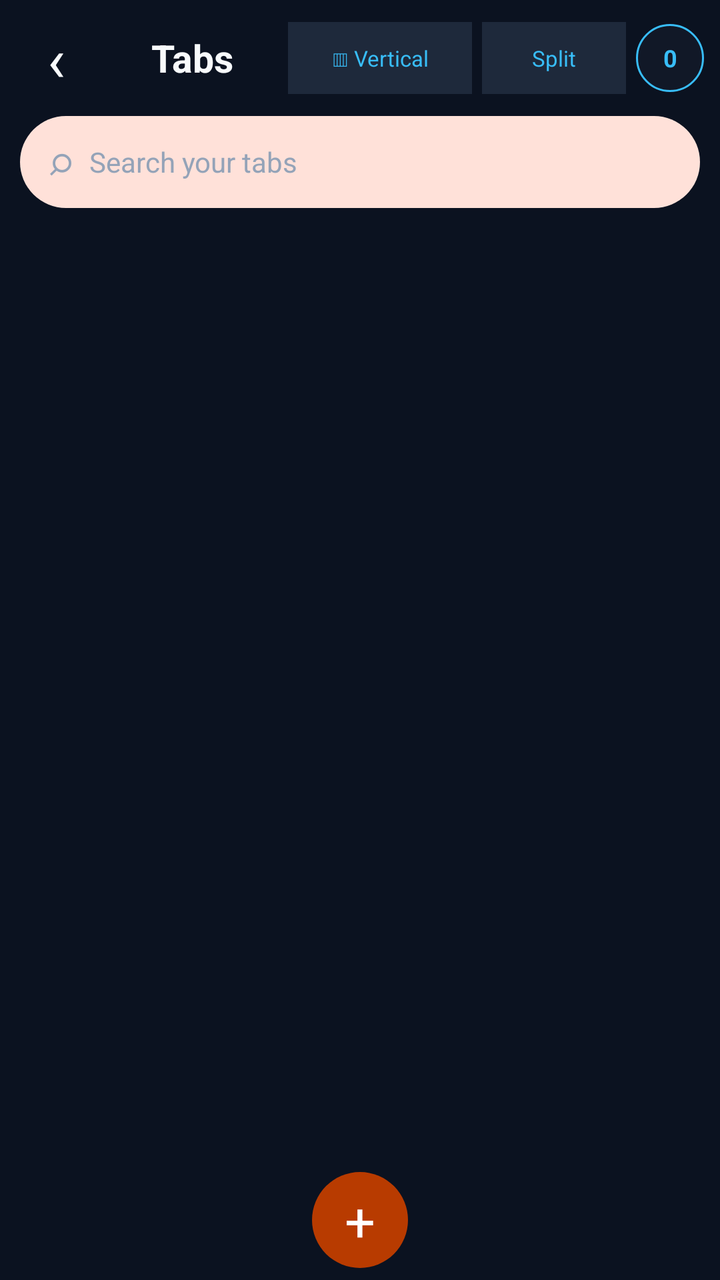
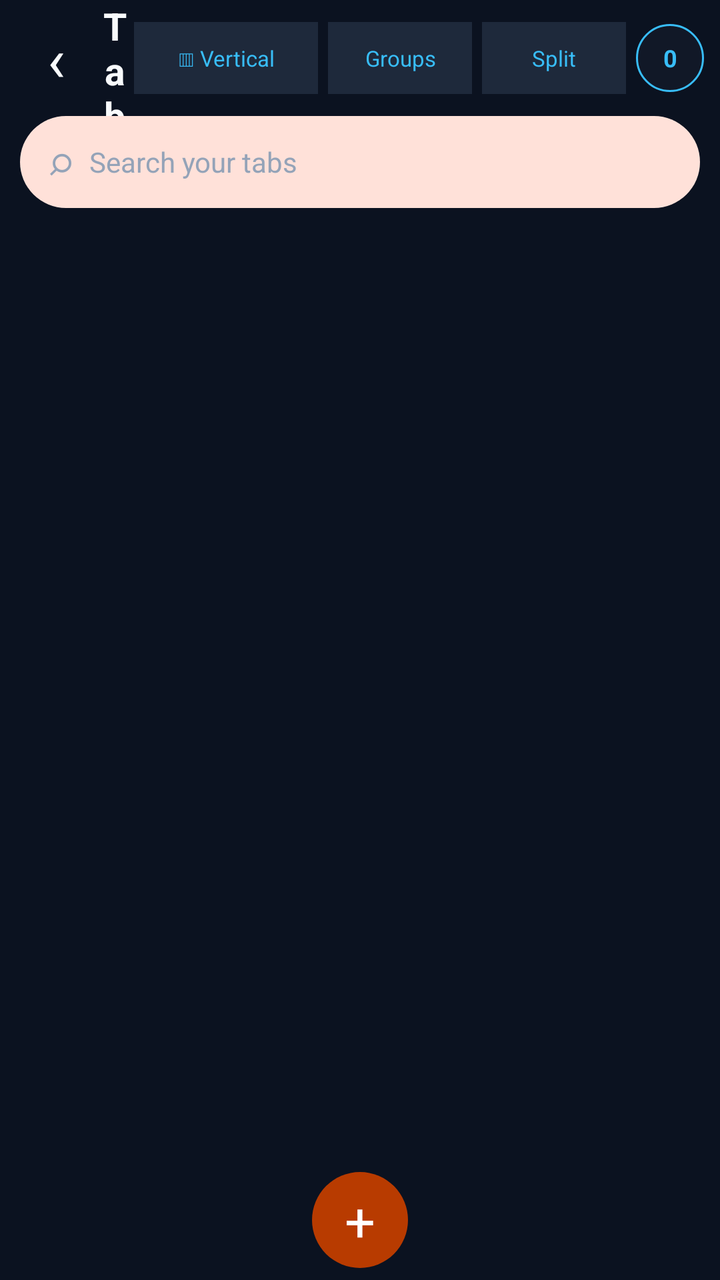

The first picture is an Android layout as it rendered before a commit; the second is the same layout after the commit. The layout source and the unified diff follow.
<!-- AndroidManifest.xml: activity theme Theme.Phormi -->
<!-- res/layout/activity_tabs_overview.xml -->
<?xml version="1.0" encoding="utf-8"?>
<LinearLayout xmlns:android="http://schemas.android.com/apk/res/android" android:layout_width="match_parent" android:layout_height="match_parent" android:orientation="vertical" android:background="#0B1220">
    <LinearLayout android:layout_width="match_parent" android:layout_height="58dp" android:gravity="center_vertical" android:paddingStart="8dp" android:paddingEnd="8dp">
        <TextView android:id="@+id/btn_close_overview" android:layout_width="40dp" android:layout_height="44dp" android:gravity="center" android:text="‹" android:textColor="#F8FAFC" android:textSize="30sp" />
        <TextView android:layout_width="0dp" android:layout_height="wrap_content" android:layout_weight="1" android:gravity="center" android:text="Tabs" android:textColor="#F8FAFC" android:textSize="19sp" android:textStyle="bold" />
        <TextView android:id="@+id/btn_view_mode" android:layout_width="92dp" android:layout_height="36dp" android:gravity="center" android:text="▥ Vertical" android:textColor="#38BDF8" android:textSize="11sp" android:background="#1E293B" />
        <TextView android:id="@+id/btn_split_overview" android:layout_width="72dp" android:layout_height="36dp" android:layout_marginStart="5dp" android:gravity="center" android:text="Split" android:textColor="#38BDF8" android:textSize="11sp" android:background="#1E293B" />
        <TextView android:id="@+id/tab_count" android:layout_width="34dp" android:layout_height="34dp" android:layout_marginStart="5dp" android:gravity="center" android:text="0" android:textColor="#38BDF8" android:textSize="12sp" android:textStyle="bold" android:background="@drawable/bg_tab_count" />
    </LinearLayout>
    <LinearLayout android:layout_width="match_parent" android:layout_height="46dp" android:layout_marginStart="10dp" android:layout_marginEnd="10dp" android:layout_marginBottom="8dp" android:gravity="center_vertical" android:paddingStart="14dp" android:paddingEnd="14dp" android:background="@drawable/bg_tab_search">
        <TextView android:layout_width="wrap_content" android:layout_height="wrap_content" android:text="⌕" android:textColor="#94A3B8" android:textSize="20sp" />
        <EditText android:id="@+id/search_tabs" android:layout_width="0dp" android:layout_height="match_parent" android:layout_weight="1" android:layout_marginStart="8dp" android:background="@android:color/transparent" android:hint="Search your tabs" android:textColor="#F8FAFC" android:textColorHint="#94A3B8" android:textSize="14sp" android:singleLine="true" android:inputType="text" />
    </LinearLayout>
    <ScrollView android:id="@+id/tabs_vertical_scroll" android:layout_width="match_parent" android:layout_height="0dp" android:layout_weight="1" android:scrollbars="none"><LinearLayout android:id="@+id/tabs_vertical" android:layout_width="match_parent" android:layout_height="wrap_content" android:orientation="vertical" android:paddingStart="10dp" android:paddingEnd="10dp" /></ScrollView>
    <HorizontalScrollView android:id="@+id/tabs_horizontal_scroll" android:layout_width="match_parent" android:layout_height="0dp" android:layout_weight="1" android:scrollbars="none" android:overScrollMode="never"><LinearLayout android:id="@+id/tabs_horizontal" android:layout_width="wrap_content" android:layout_height="match_parent" android:orientation="vertical" android:gravity="center_vertical" android:paddingStart="12dp" android:paddingEnd="12dp" /></HorizontalScrollView>
    <ScrollView android:id="@+id/tabs_grid_scroll" android:layout_width="match_parent" android:layout_height="0dp" android:layout_weight="1" android:scrollbars="none"><LinearLayout android:id="@+id/tabs_grid" android:layout_width="match_parent" android:layout_height="wrap_content" android:orientation="vertical" android:padding="8dp" /></ScrollView>
    <LinearLayout android:layout_width="match_parent" android:layout_height="60dp" android:gravity="center"><TextView android:id="@+id/btn_new_tab_overview" android:layout_width="48dp" android:layout_height="48dp" android:gravity="center" android:text="+" android:textColor="#FFFFFF" android:textSize="27sp" android:background="@drawable/bg_tab_add" /></LinearLayout>
</LinearLayout>
<!-- resources referenced by this layout -->
<resources>
  <!-- drawable bg_tab_add (drawable) -->
  <?xml version="1.0" encoding="utf-8"?>
  <shape xmlns:android="http://schemas.android.com/apk/res/android" android:shape="oval">
      <solid android:color="#B83B00" />
  </shape>
  <!-- drawable bg_tab_count (drawable) -->
  <?xml version="1.0" encoding="utf-8"?>
  <shape xmlns:android="http://schemas.android.com/apk/res/android" android:shape="oval">
      <solid android:color="#111827" />
      <stroke android:width="1dp" android:color="#38BDF8" />
  </shape>
  <!-- drawable bg_tab_search (drawable) -->
  <?xml version="1.0" encoding="utf-8"?>
  <shape xmlns:android="http://schemas.android.com/apk/res/android" android:shape="rectangle">
      <solid android:color="#FFE1D9" />
      <corners android:radius="28dp" />
  </shape>
  <style name="Theme.Phormi" parent="Theme.MaterialComponents.DayNight.NoActionBar">
          <item name="colorPrimary">#0F172A</item>
          <item name="colorPrimaryDark">#0F172A</item>
          <item name="colorAccent">#38BDF8</item>
          <item name="android:windowBackground">#0F172A</item>
      </style>
</resources>

<!-- the commit's change to res/layout/activity_tabs_overview.xml (unified diff, before → after) -->
@@ -4,7 +4,7 @@
         <TextView android:id="@+id/btn_close_overview" android:layout_width="40dp" android:layout_height="44dp" android:gravity="center" android:text="‹" android:textColor="#F8FAFC" android:textSize="30sp" />
         <TextView android:layout_width="0dp" android:layout_height="wrap_content" android:layout_weight="1" android:gravity="center" android:text="Tabs" android:textColor="#F8FAFC" android:textSize="19sp" android:textStyle="bold" />
         <TextView android:id="@+id/btn_view_mode" android:layout_width="92dp" android:layout_height="36dp" android:gravity="center" android:text="▥ Vertical" android:textColor="#38BDF8" android:textSize="11sp" android:background="#1E293B" />
-        <TextView android:id="@+id/btn_split_overview" android:layout_width="72dp" android:layout_height="36dp" android:layout_marginStart="5dp" android:gravity="center" android:text="Split" android:textColor="#38BDF8" android:textSize="11sp" android:background="#1E293B" />
+<TextView android:id="@+id/btn_groups_overview" android:layout_width="72dp" android:layout_height="36dp" android:layout_marginStart="5dp" android:gravity="center" android:text="Groups" android:textColor="#38BDF8" android:textSize="11sp" android:background="#1E293B" />        <TextView android:id="@+id/btn_split_overview" android:layout_width="72dp" android:layout_height="36dp" android:layout_marginStart="5dp" android:gravity="center" android:text="Split" android:textColor="#38BDF8" android:textSize="11sp" android:background="#1E293B" />
         <TextView android:id="@+id/tab_count" android:layout_width="34dp" android:layout_height="34dp" android:layout_marginStart="5dp" android:gravity="center" android:text="0" android:textColor="#38BDF8" android:textSize="12sp" android:textStyle="bold" android:background="@drawable/bg_tab_count" />
     </LinearLayout>
     <LinearLayout android:layout_width="match_parent" android:layout_height="46dp" android:layout_marginStart="10dp" android:layout_marginEnd="10dp" android:layout_marginBottom="8dp" android:gravity="center_vertical" android:paddingStart="14dp" android:paddingEnd="14dp" android:background="@drawable/bg_tab_search">
